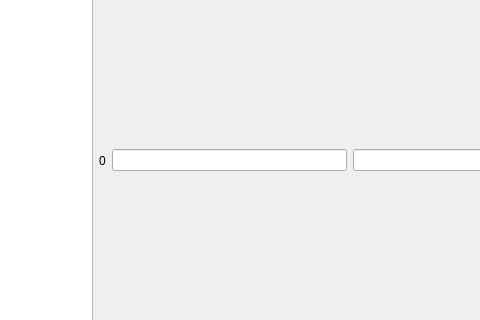
The window that mainwindow.ui (ic005k/OCAuxiliaryTools) describes before a commit, drawn with Qt 5; both pictures show x 397 to 877 and y 272 to 592 of the 1484 by 755 pixel window.
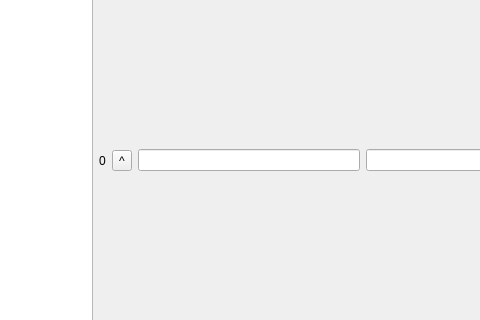
The same window after the commit. The open tabs and pages were chosen to show the change. Icons and pictures are not drawn.

Diff of the .ui file:
```diff
--- a/mainwindow.ui
+++ b/mainwindow.ui
@@ -885,6 +885,16 @@
               </property>
              </widget>
             </item>
+            <item>
+             <widget class="QToolButton" name="btnUpdateHex">
+              <property name="toolTip">
+               <string>Update</string>
+              </property>
+              <property name="text">
+               <string>^</string>
+              </property>
+             </widget>
+            </item>
             <item>
              <widget class="QLineEdit" name="txtEditHex"/>
             </item>
```
Left out of the diff: 4 changed lines with no effect on the pictures.
